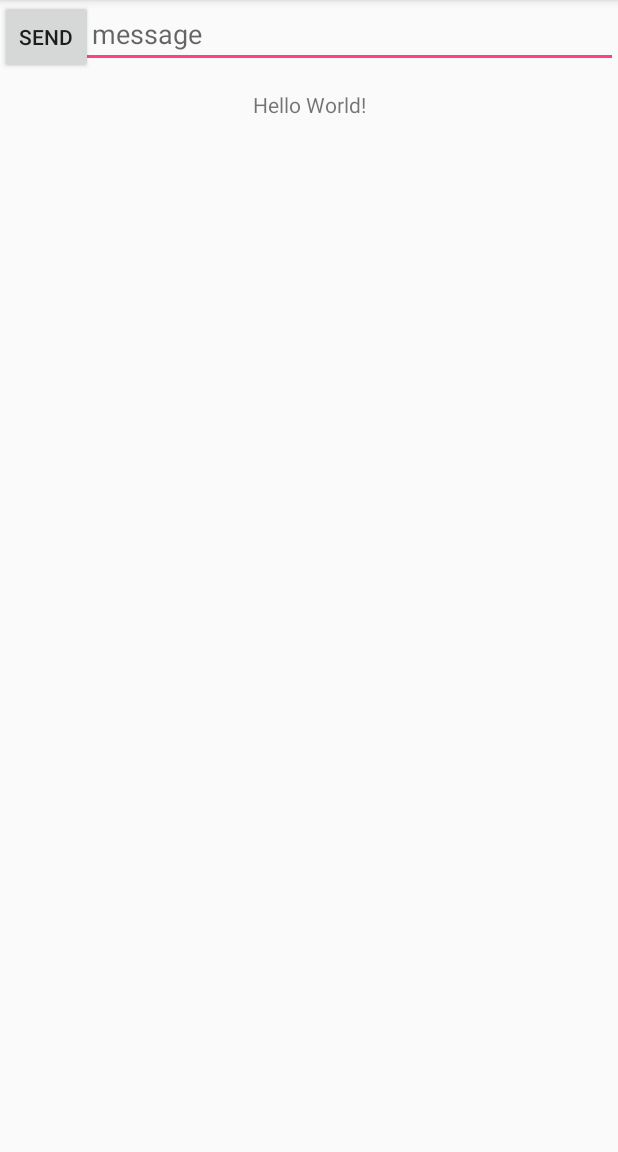
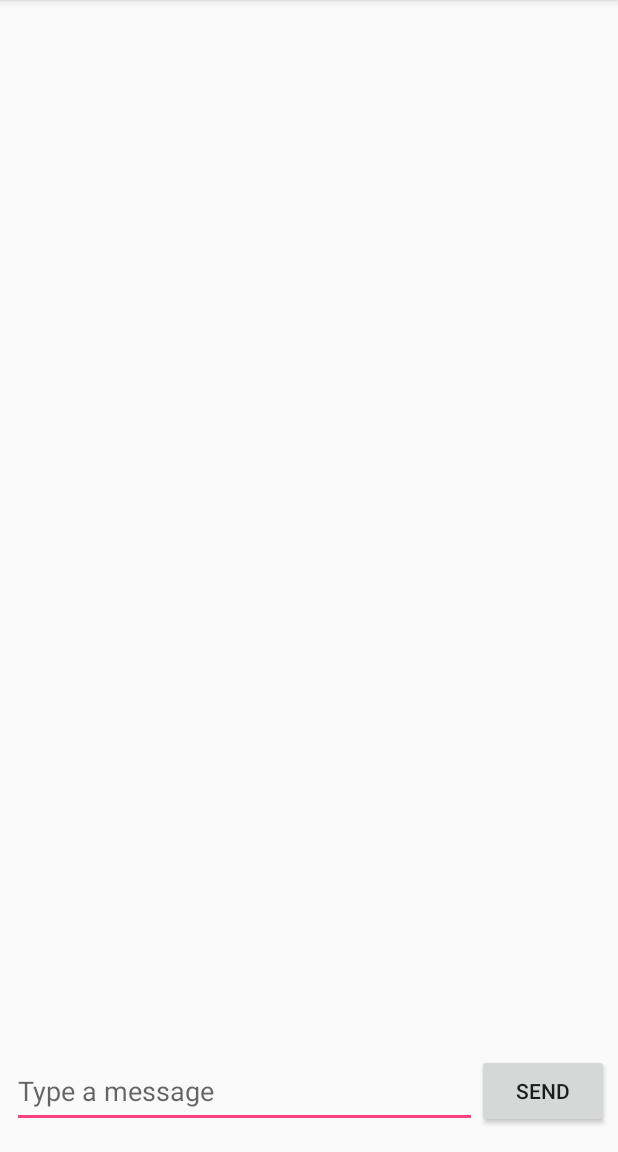
Before and after one commit to satyajitghana/RUMS, an Android app: the screen it shows after launch (MainActivity), on a phone screen of 412 x 824 dp, the part 84-1236 px from its top. Run offline under Robolectric (Android 15) with nearby library versions, the phone set to English and light mode, and no system bars.

Commit message:
fixed parts of xml

```diff
--- a/app/src/main/java/com/example/shadowleaf/rums/CreateMessage.java
+++ b/app/src/main/java/com/example/shadowleaf/rums/CreateMessage.java
@@ -2,6 +2,7 @@ package com.example.shadowleaf.rums;
 
 import android.app.Activity;
 import android.os.Bundle;
+import android.util.Log;
 import android.view.View;
 import android.widget.Button;
 import android.widget.EditText;
@@ -49,7 +50,7 @@ public class CreateMessage extends Activity {
                 EditText inputText = (EditText) findViewById(R.id.editText2);
                 String typedText = inputText.getText().toString();
                 Message currMessage = new Message(typedText, "Sender", "Reciever");
-                //Log.d("TEST ", typedText);
+                Log.d("TEST ", typedText);
             }
         });
     }
--- a/app/src/main/java/com/example/shadowleaf/rums/MainActivity.java
+++ b/app/src/main/java/com/example/shadowleaf/rums/MainActivity.java
@@ -2,7 +2,6 @@ package com.example.shadowleaf.rums;
 
 import android.support.v7.app.AppCompatActivity;
 import android.os.Bundle;
-import android.widget.TextView;
 
 public class MainActivity extends AppCompatActivity {
 
@@ -10,22 +9,5 @@ public class MainActivity extends AppCompatActivity {
     protected void onCreate(Bundle savedInstanceState) {
         super.onCreate(savedInstanceState);
         setContentView(R.layout.activity_main);
-
-    // Example of a call to a native method
-    TextView tv = (TextView) findViewById(R.id.sample_text);
-    tv.setText(stringFromJNI());
-
-
-    }
-
-    /**
-     * A native method that is implemented by the 'native-lib' native library,
-     * which is packaged with this application.
-     */
-    public native String stringFromJNI();
-
-    // Used to load the 'native-lib' library on application startup.
-    static {
-        System.loadLibrary("native-lib");
     }
 }
--- a/app/src/main/res/layout/activity_main.xml
+++ b/app/src/main/res/layout/activity_main.xml
@@ -7,40 +7,48 @@
     android:layout_height="match_parent"
     tools:context="com.example.shadowleaf.rums.MainActivity">
 
-    <TextView
-        android:id="@+id/sample_text"
-        android:layout_width="wrap_content"
+    <android.support.design.widget.TextInputLayout
+        android:layout_width="0dp"
         android:layout_height="wrap_content"
-        android:text="Hello World!"
-        app:layout_constraintBottom_toBottomOf="parent"
+        tools:layout_constraintTop_creator="1"
+        tools:layout_constraintRight_creator="1"
+        android:layout_marginStart="8dp"
+        android:layout_marginEnd="8dp"
+        app:layout_constraintRight_toRightOf="parent"
+        android:layout_marginTop="184dp"
+        tools:layout_constraintLeft_creator="1"
         app:layout_constraintLeft_toLeftOf="parent"
-        app:layout_constraintRight_toRightOf="parent"
         app:layout_constraintTop_toTopOf="parent"
-        app:layout_constraintHorizontal_bias="0.501"
-        app:layout_constraintVertical_bias="0.08" />
-
-    <android.support.design.widget.TextInputLayout
-        android:layout_width="344dp"
-        android:layout_height="wrap_content"
-        tools:layout_editor_absoluteX="8dp"
-        tools:layout_editor_absoluteY="184dp">
+        android:id="@+id/textInputLayout">
 
     </android.support.design.widget.TextInputLayout>
 
     <EditText
         android:id="@+id/editText2"
-        android:layout_width="match_parent"
-        android:layout_height="wrap_content"
-        android:hint="Type a message"
-        tools:layout_editor_absoluteX="-255dp"
-        tools:layout_editor_absoluteY="430dp" />
+        android:layout_width="0dp"
+        android:layout_height="0dp"
+        android:hint="@string/message_field"
+        app:layout_constraintRight_toLeftOf="@+id/button"
+        tools:layout_constraintTop_creator="1"
+        tools:layout_constraintRight_creator="1"
+        tools:layout_constraintBottom_creator="1"
+        app:layout_constraintBottom_toBottomOf="@+id/button"
+        tools:layout_constraintLeft_creator="1"
+        app:layout_constraintLeft_toLeftOf="@+id/textInputLayout"
+        app:layout_constraintTop_toTopOf="@+id/button"
+        app:layout_constraintHorizontal_bias="0.0"
+        app:layout_constraintVertical_bias="0.0" />
 
     <Button
         android:id="@+id/button"
-        android:layout_width="62dp"
+        android:layout_width="88dp"
         android:layout_height="49dp"
-        android:text="Send"
-        tools:layout_editor_absoluteX="293dp"
-        tools:layout_editor_absoluteY="446dp" />
+        android:text="@string/send_button_name"
+        tools:layout_constraintRight_creator="1"
+        tools:layout_constraintBottom_creator="1"
+        app:layout_constraintBottom_toBottomOf="parent"
+        android:layout_marginEnd="6dp"
+        app:layout_constraintRight_toRightOf="parent"
+        android:layout_marginBottom="16dp" />
 
 </android.support.constraint.ConstraintLayout>
--- a/app/src/main/res/values/strings.xml
+++ b/app/src/main/res/values/strings.xml
@@ -1,3 +1,5 @@
 <resources>
     <string name="app_name">RUMS</string>
+    <string name="message_field">Type a message</string>
+    <string name="send_button_name">Send</string>
 </resources>
```
